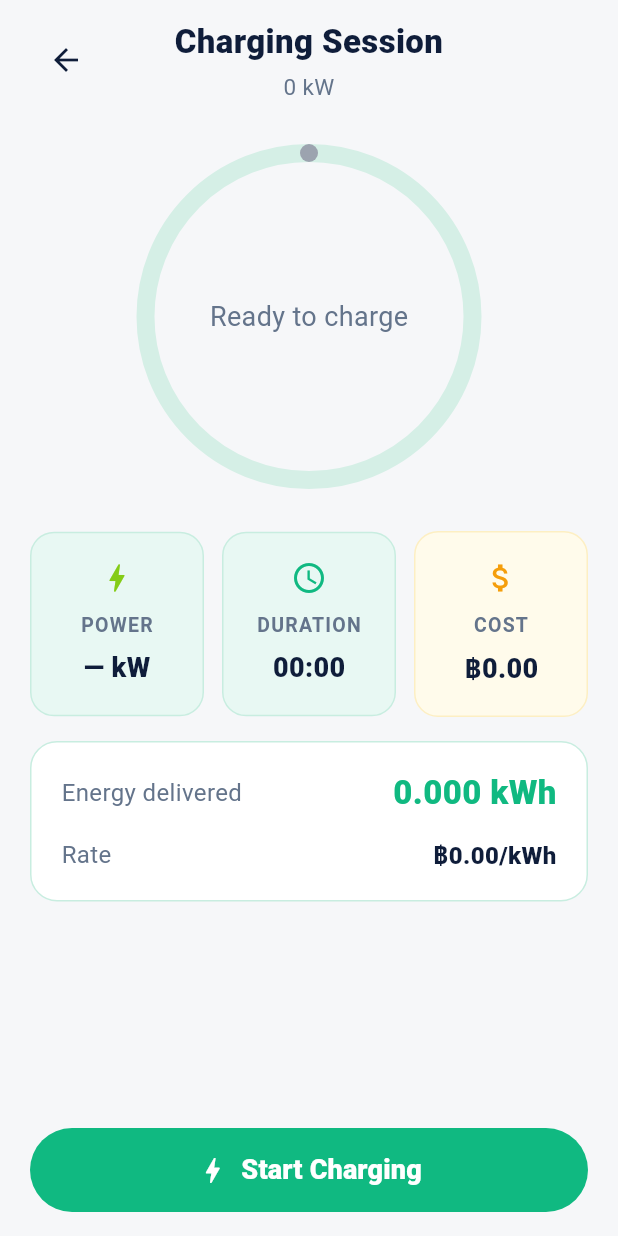
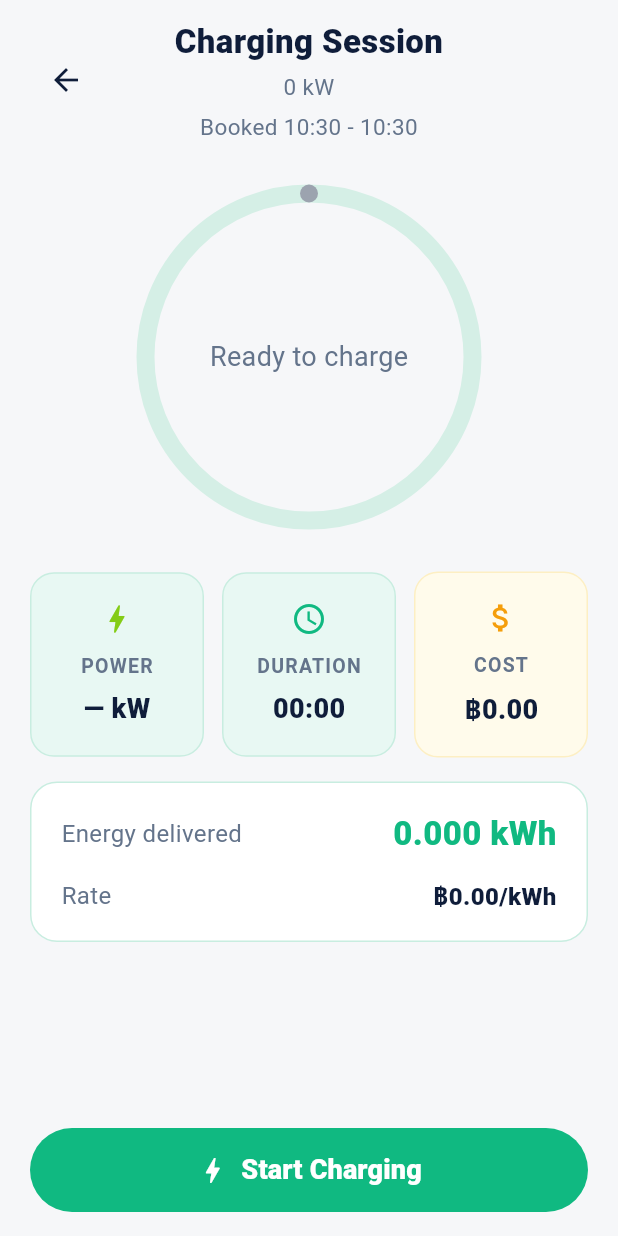
Before and after one commit to SarachChar/voltshare, a Flutter app: the ChargingSessionScreen screen opened directly with empty values, on a phone screen of 412 x 824 dp. Run offline on Flutter 3.47's test engine with Material 3 defaults, Android fonts, the phone set to English and light mode, and no system bars; our stand-ins replace flutter_svg, geolocator, google_maps_flutter, image_picker, supabase_flutter; accounts and stored records are empty; project files that could hold a hidden picture were left out.

Commit message:
feat: show booked time range on charging session header

```diff
--- a/lib/screens/charging_session_screen.dart
+++ b/lib/screens/charging_session_screen.dart
@@ -367,6 +367,13 @@ class _ChargingSessionScreenState extends State<ChargingSessionScreen>
                   style: const TextStyle(fontSize: 15, color: _muted),
                 ),
               ],
+              // Booked slot, so the driver knows when charging must end.
+              const Padding(padding: EdgeInsets.only(top: 6)),
+              Text(
+                'Booked ${_reservation.timeRangeLabel}',
+                textAlign: TextAlign.center,
+                style: const TextStyle(fontSize: 15, color: _muted),
+              ),
             ],
           ),
         ),
```
